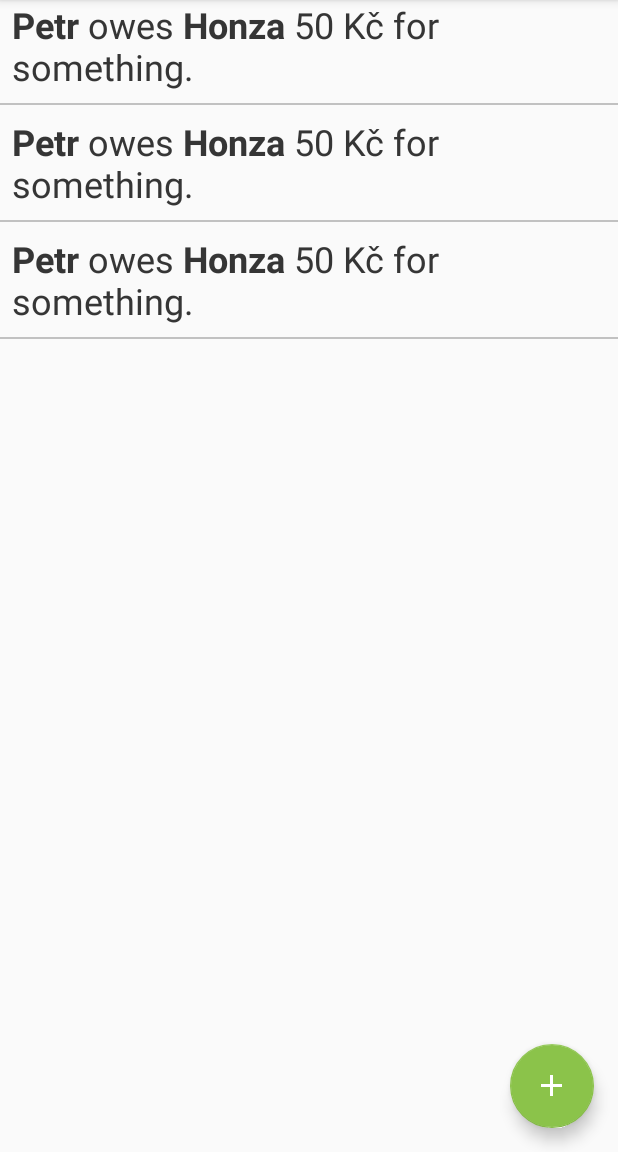
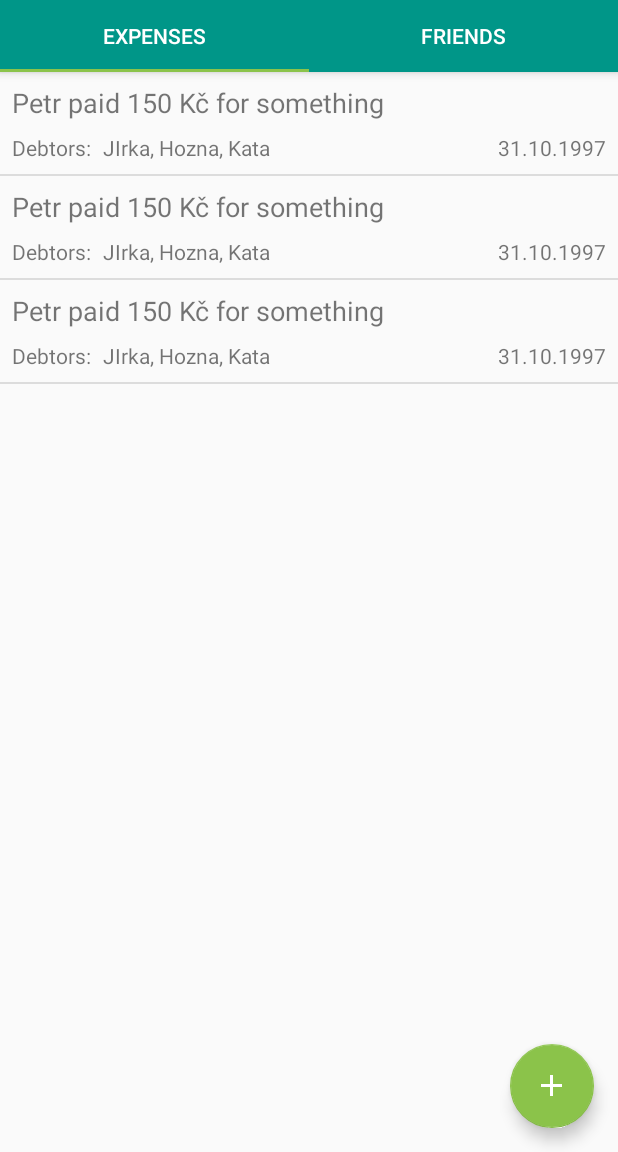
Before and after one commit to PetrKubes97/split-android, an Android app: the screen it shows after launch (MainActivity), on a phone screen of 412 x 824 dp, the part 84-1236 px from its top. Run offline under Robolectric (Android 15) with nearby library versions, the phone set to English and light mode, and no system bars; our stand-ins replace data binding; libraries missing offline, so code that uses them is left out: ; 1 statement that could not run was skipped.

Commit message:
databinding recycler view

```diff
--- /dev/null
+++ b/app/src/main/java/cz/petrkubes/split/ui/main/Friend.kt
@@ -0,0 +1,8 @@
+package cz.petrkubes.split.ui.main
+
+/**
+ * @author Petr Kubes <petr.kubes@applifting.cz>
+ * @since 05/08/2017
+ */
+data class Friend(val id: Int, var name: String) {
+}
--- a/app/src/main/java/cz/petrkubes/split/ui/main/adapters/FragmentsAdapter.kt
+++ b/app/src/main/java/cz/petrkubes/split/ui/main/adapters/FragmentsAdapter.kt
@@ -6,7 +6,7 @@ import android.support.v4.app.FragmentManager
 import android.support.v4.app.FragmentPagerAdapter
 import cz.petrkubes.split.R
 import cz.petrkubes.split.ui.main.fragments.PaymentsFragment
-import cz.petrkubes.split.ui.main.fragments.expenses.PeopleFragment
+import cz.petrkubes.split.ui.main.fragments.expenses.FriendsFragment
 import cz.petrkubes.split.ui.main.fragments.expenses.SummaryFragment
 
 
@@ -18,19 +18,19 @@ class FragmentsAdapter(fm: FragmentManager, var context: Context) : FragmentPage
     override fun getItem(i: Int): Fragment {
         when (i) {
             0 -> return PaymentsFragment()
-            1 -> return PeopleFragment()
+            1 -> return FriendsFragment()
             else -> return SummaryFragment()
         }
     }
 
     override fun getCount(): Int {
-        return 3
+        return 2
     }
 
     override fun getPageTitle(position: Int): CharSequence {
         when (position) {
             0 -> return context.getString(R.string.expenses)
-            0 -> return context.getString(R.string.people)
+            1 -> return context.getString(R.string.friends)
             else -> return context.getString(R.string.summary)
         }
     }
--- /dev/null
+++ b/app/src/main/java/cz/petrkubes/split/ui/main/adapters/RecyclerViewAdapter.kt
@@ -0,0 +1,35 @@
+package cz.petrkubes.split.ui.main.adapters
+
+import android.databinding.DataBindingUtil
+import android.databinding.ViewDataBinding
+import android.support.v7.widget.RecyclerView
+import android.util.Log
+import android.view.LayoutInflater
+import android.view.ViewGroup
+
+
+
+
+/**
+ * @author Petr Kubes <petr.kubes@applifting.cz>
+ * @since 05/08/2017
+ */
+class RecyclerViewAdapter(val data: List<Any>, val itemLayout: Int) : RecyclerView.Adapter<ViewHolder>() {
+
+    override fun onCreateViewHolder(parent: ViewGroup?, viewType: Int): ViewHolder {
+        val layoutInflater = LayoutInflater.from(parent?.getContext())
+        val binding: ViewDataBinding = DataBindingUtil.inflate(layoutInflater, itemLayout, parent, false)
+        Log.d("asdf", "creating new view")
+        return ViewHolder(binding)
+    }
+
+    override fun onBindViewHolder(holder: ViewHolder?, position: Int) {
+        holder?.bind(data.get(position))
+    }
+
+    override fun getItemCount(): Int {
+        return data.size
+    }
+
+
+}
--- /dev/null
+++ b/app/src/main/java/cz/petrkubes/split/ui/main/adapters/ViewHolder.kt
@@ -0,0 +1,16 @@
+package cz.petrkubes.split.ui.main.adapters
+
+import android.databinding.ViewDataBinding
+import android.support.v7.widget.RecyclerView
+import com.android.databinding.library.baseAdapters.BR
+
+/**
+ * @author Petr Kubes <petr.kubes@applifting.cz>
+ * @since 05/08/2017
+ */
+// The View Holder
+class ViewHolder(val binding: ViewDataBinding) : RecyclerView.ViewHolder(binding.root) {
+    fun  bind(obj: Any) {
+        binding.setVariable(BR.item, obj)
+    }
+}
--- /dev/null
+++ b/app/src/main/java/cz/petrkubes/split/ui/main/fragments/FriendsFragment.kt
@@ -0,0 +1,29 @@
+package cz.petrkubes.split.ui.main.fragments.expenses
+
+import android.databinding.DataBindingUtil
+import android.os.Bundle
+import android.support.v7.widget.LinearLayoutManager
+import android.view.LayoutInflater
+import android.view.View
+import android.view.ViewGroup
+import cz.petrkubes.split.R
+import cz.petrkubes.split.databinding.FragmentRecyclerViewBinding
+import cz.petrkubes.split.ui.main.Friend
+import cz.petrkubes.split.ui.main.adapters.RecyclerViewAdapter
+
+/**
+ * Created by Petr Kubes on 15.7.17.
+ */
+class FriendsFragment : android.support.v4.app.Fragment() {
+    override fun onCreateView(inflater: LayoutInflater?, container: ViewGroup?, savedInstanceState: Bundle?): View? {
+
+        val bindings: FragmentRecyclerViewBinding = DataBindingUtil.inflate(inflater, R.layout.fragment_recycler_view, container, false)
+
+        // Add data to listview
+        val adapter: RecyclerViewAdapter = RecyclerViewAdapter(listOf(Friend(1,"Petr"), Friend(2, "JIrka")), R.layout.item_friend)
+        bindings.recyclerView.layoutManager = LinearLayoutManager(activity)
+        bindings.recyclerView.adapter = adapter
+
+        return bindings.root
+    }
+}
--- a/app/src/main/java/cz/petrkubes/split/ui/main/fragments/PaymentsFragment.kt
+++ b/app/src/main/java/cz/petrkubes/split/ui/main/fragments/PaymentsFragment.kt
@@ -17,7 +17,7 @@ class PaymentsFragment : android.support.v4.app.Fragment() {
 
     override fun onCreateView(inflater: LayoutInflater?, container: ViewGroup?, savedInstanceState: Bundle?): View? {
 
-        val bindings: FragmentPaymentsBinding = DataBindingUtil.inflate(inflater, R.layout.fragment_payments, container, true)
+        val bindings: FragmentPaymentsBinding = DataBindingUtil.inflate(inflater, R.layout.fragment_payments, container, false)
 
         // Add data to listview
         val adapter: PaymentsAdapter = PaymentsAdapter(context, listOf(1, 2, 3))
--- a/app/src/main/java/cz/petrkubes/split/ui/main/fragments/PeopleFragment.kt
+++ /dev/null
@@ -1,20 +0,0 @@
-package cz.petrkubes.split.ui.main.fragments.expenses
-
-import android.os.Bundle
-import android.view.LayoutInflater
-import android.view.View
-import android.view.ViewGroup
-import cz.petrkubes.split.R
-
-/**
- * Created by Petr Kubes on 15.7.17.
- */
-class PeopleFragment : android.support.v4.app.Fragment() {
-    override fun onCreateView(inflater: LayoutInflater?, container: ViewGroup?, savedInstanceState: Bundle?): View? {
-        if (inflater != null) {
-            return inflater.inflate(R.layout.fragment_payments, null)
-        } else {
-            return super.onCreateView(inflater, container, savedInstanceState)
-        }
-    }
-}
--- a/app/src/main/res/layout/activity_main.xml
+++ b/app/src/main/res/layout/activity_main.xml
@@ -9,15 +9,18 @@
         android:fitsSystemWindows="true"
         tools:openDrawer="start">
 
-        <android.support.design.widget.CoordinatorLayout xmlns:android="http://schemas.android.com/apk/res/android"
-            xmlns:app="http://schemas.android.com/apk/res-auto"
-            xmlns:tools="http://schemas.android.com/tools"
+        <android.support.design.widget.CoordinatorLayout
             android:layout_width="match_parent"
             android:layout_height="match_parent"
             tools:context="cz.petrkubes.split.ui.main.MainActivity">
 
+            <RelativeLayout
+                android:layout_width="match_parent"
+                android:layout_height="match_parent">
+
                 <!-- Toolbar -->
                 <android.support.design.widget.AppBarLayout
+                    android:id="@+id/barLayout"
                     android:layout_width="match_parent"
                     android:layout_height="wrap_content"
                     android:theme="@style/AppTheme.AppBarOverlay">
@@ -29,27 +32,27 @@
                         android:background="?attr/colorPrimary"
                         app:popupTheme="@style/AppTheme.PopupOverlay" />
 
+                    <android.support.design.widget.TabLayout
+                        android:id="@+id/tabs"
+                        android:layout_width="match_parent"
+                        android:layout_height="wrap_content"
+                        android:background="@color/colorPrimary"
+                        app:tabIndicatorColor="@color/colorAccent"
+                        app:tabSelectedTextColor="@android:color/white"
+                        app:tabTextColor="@android:color/white"
+                        app:tabMode="fixed"/>
+
                 </android.support.design.widget.AppBarLayout>
-
 
                 <!-- The main content -->
                 <android.support.v4.view.ViewPager
-                xmlns:android="http://schemas.android.com/apk/res/android"
                     android:id="@+id/pager"
                     android:layout_width="match_parent"
-                android:layout_height="match_parent">
-
-                <android.support.design.widget.TabLayout
-                    android:layout_width="match_parent"
-                    android:layout_height="wrap_content"
-                    android:layout_gravity="top"
-                    android:id="@+id/tabs"
-                    android:background="@color/colorPrimary"
-                    app:tabTextColor="@android:color/white"
-                    app:tabSelectedTextColor="@android:color/white"
-                    app:tabIndicatorColor="@color/colorAccent" />
+                    android:layout_height="match_parent"
+                    android:layout_below="@+id/barLayout">
 
                 </android.support.v4.view.ViewPager>
+            </RelativeLayout>
 
             <android.support.design.widget.FloatingActionButton
                 android:id="@+id/fab"
--- a/app/src/main/res/layout/item_payment.xml
+++ b/app/src/main/res/layout/item_payment.xml
@@ -1,25 +1,61 @@
 <?xml version="1.0" encoding="utf-8"?>
-<layout>
-    <android.support.constraint.ConstraintLayout xmlns:android="http://schemas.android.com/apk/res/android"
-        xmlns:app="http://schemas.android.com/apk/res-auto"
-        xmlns:tools="http://schemas.android.com/tools"
-        android:layout_width="match_parent" android:layout_height="wrap_content">
+<layout xmlns:android="http://schemas.android.com/apk/res/android"
+    xmlns:app="http://schemas.android.com/apk/res-auto"
+    xmlns:tools="http://schemas.android.com/tools">
+
+    <android.support.constraint.ConstraintLayout
+        android:layout_width="match_parent"
+        android:layout_height="wrap_content">
 
         <TextView
-            android:id="@+id/textView3"
+            android:id="@+id/textName"
             android:layout_width="0dp"
             android:layout_height="wrap_content"
             android:layout_marginLeft="8dp"
             android:layout_marginRight="8dp"
             android:layout_marginTop="8dp"
-            android:text="@string/test"
-            android:textSize="24sp"
-            app:layout_constraintHorizontal_bias="0.0"
+            android:text="Petr paid 150 Kč for something"
+            android:textSize="18sp"
             app:layout_constraintLeft_toLeftOf="parent"
             app:layout_constraintRight_toRightOf="parent"
-            app:layout_constraintTop_toTopOf="parent"
+            app:layout_constraintTop_toTopOf="parent" />
+
+        <TextView
+            android:id="@+id/textView5"
+            android:layout_width="wrap_content"
+            android:layout_height="wrap_content"
+            android:layout_marginBottom="8dp"
+            android:layout_marginRight="8dp"
+            android:layout_marginTop="8dp"
+            android:text="31.10.1997"
             app:layout_constraintBottom_toBottomOf="parent"
-            android:layout_marginBottom="8dp"
-            app:layout_constraintVertical_bias="0.0" />
+            app:layout_constraintRight_toRightOf="parent"
+            app:layout_constraintTop_toBottomOf="@+id/textName" />
+
+        <TextView
+            android:id="@+id/textView6"
+            android:layout_width="wrap_content"
+            android:layout_height="wrap_content"
+            android:layout_marginLeft="8dp"
+            android:layout_marginTop="8dp"
+            android:text="Debtors:"
+            android:textAllCaps="false"
+            app:layout_constraintLeft_toLeftOf="parent"
+            app:layout_constraintTop_toBottomOf="@+id/textName" />
+
+        <TextView
+            android:id="@+id/textView7"
+            android:layout_width="0dp"
+            android:layout_height="wrap_content"
+            android:layout_marginBottom="0dp"
+            android:layout_marginLeft="8dp"
+            android:layout_marginRight="8dp"
+            android:layout_marginTop="0dp"
+            android:text="JIrka, Hozna, Kata"
+            app:layout_constraintBottom_toBottomOf="@+id/textView6"
+            app:layout_constraintLeft_toRightOf="@+id/textView6"
+            app:layout_constraintRight_toLeftOf="@+id/textView5"
+            app:layout_constraintTop_toTopOf="@+id/textView6" />
+
     </android.support.constraint.ConstraintLayout>
 </layout>
--- a/app/src/main/res/values/colors.xml
+++ b/app/src/main/res/values/colors.xml
@@ -3,7 +3,7 @@
     <color name="colorPrimary">#009688</color>
     <color name="colorPrimaryDark">#00796B</color>
     <color name="colorPrimaryLight">#B2DFDB</color>
-    <color name="colorAccent">#8BC34A</color>
+    <color name="colorAccent">#8bc34a</color>
     <color name="primary_text">#212121</color>
     <color name="secondary_text">#757575</color>
     <color name="icons">#FFFFFF</color>
--- a/app/src/main/res/values/styles.xml
+++ b/app/src/main/res/values/styles.xml
@@ -1,7 +1,7 @@
 <resources>
 
     <!-- Base application theme. -->
-    <style name="AppTheme" parent="Theme.AppCompat.Light.DarkActionBar">
+    <style name="AppTheme" parent="Theme.AppCompat.Light.NoActionBar">
         <!-- Customize your theme here. -->
         <item name="colorPrimary">@color/colorPrimary</item>
         <item name="colorPrimaryDark">@color/colorPrimaryDark</item>
```
Also changed, not shown: app/src/main/res/layout/content_main.xml (added, +13 -0 lines), app/src/main/res/layout/fragment_recycler_view.xml (added, +12 -0 lines), app/src/main/res/layout/item_friend.xml (added, +47 -0 lines). Lines whose indentation alone changed are shown as unchanged.
